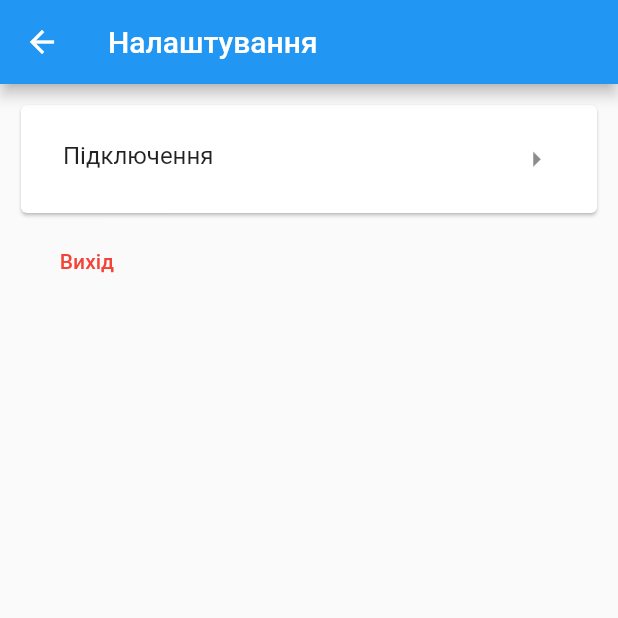
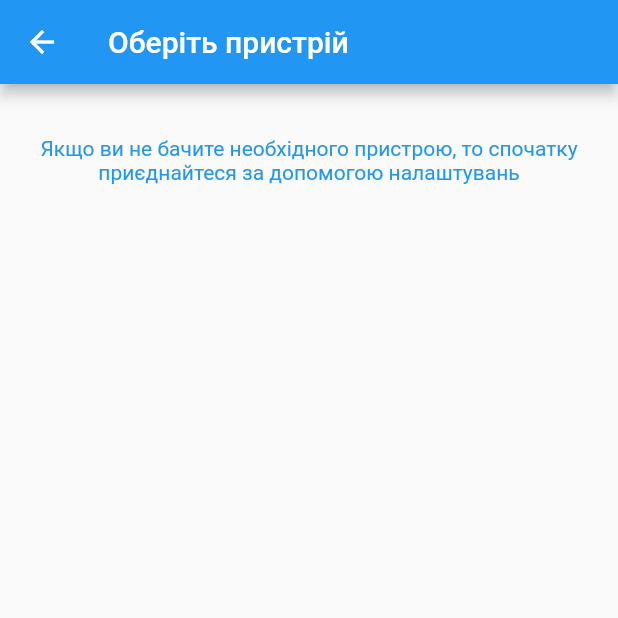
Before and after one commit to SashaRoyenko/Smart_Light, a Flutter app: the SettingsPage screen opened directly, after a tap on "Підключення", on a phone screen of 412 x 824 dp, the top half of it. Run offline on Flutter 3.47's test engine with Material 2 defaults, Android fonts, the light colour scheme and no system bars; our stand-ins replace flutter_bluetooth_serial, flutter_datetime_picker, fluttertoast, shared_preferences; missing offline and left inert: flutter_circle_color_picker; accounts and stored records are empty.

Commit message:
Add some bluetooth functionality

```diff
--- a/lib/enums/app_routes.dart
+++ b/lib/enums/app_routes.dart
@@ -4,5 +4,6 @@ class AppRoutes {
   static const TIME = "/time";
   static const LOGIN = "/login";
   static const REGISTER = "/register";
+  static const BLUETOOTH_DEVICES = "/devices/bluetooth";
   AppRoutes._();
 }
--- /dev/null
+++ b/lib/pages/bluetooth_devices_page.dart
@@ -0,0 +1,84 @@
+import 'dart:async';
+
+import 'package:flutter/cupertino.dart';
+import 'package:flutter/material.dart';
+import 'package:flutter_bluetooth_serial/flutter_bluetooth_serial.dart';
+import 'package:smart_light/pages/parts/bluetooth_device_list_entry.dart';
+
+class BluetoothDevicesPage extends StatefulWidget {
+  @override
+  State<StatefulWidget> createState() => _BluetoothDevicesPageState();
+}
+
+class _BluetoothDevicesPageState extends State<BluetoothDevicesPage> {
+  Future<List<BluetoothDevice>> devices;
+
+  @override
+  void initState() {
+    super.initState();
+    initDevices();
+  }
+
+  @override
+  void dispose() {
+    super.dispose();
+  }
+
+  Future<void> initDevices() async {
+    devices = FlutterBluetoothSerial.instance.getBondedDevices();
+  }
+
+  @override
+  Widget build(BuildContext context) {
+    return Scaffold(
+        appBar: AppBar(
+          title: Text("Оберіть пристрій"),
+        ),
+        body: FutureBuilder<List<BluetoothDevice>>(
+          future: devices,
+          builder: (context, snapshot) {
+            if (snapshot.hasData) {
+              return Padding(
+                padding: const EdgeInsets.all(15.0),
+                child: Column(
+                  children: [
+                    ListView(
+                      shrinkWrap: true,
+                      children: getDevices(snapshot.data),
+                    ),
+                    Padding(padding: EdgeInsets.symmetric(vertical: 10)),
+                    Text(
+                      "Якщо ви не бачите необхідного пристрою, "
+                      "то спочатку приєднайтеся за допомогою налаштувань",
+                      textAlign: TextAlign.center,
+                      style: TextStyle(
+                        color: Colors.blue,
+                        fontSize: 14,
+                      ),
+                    ),
+                  ],
+                ),
+              );
+            } else {
+              return Center(
+                child: SizedBox(
+                  child: CircularProgressIndicator(),
+                  width: 60,
+                  height: 60,
+                ),
+              );
+            }
+          },
+        ));
+  }
+
+  List<Widget> getDevices(List<BluetoothDevice> data) {
+    return data
+        .map(
+          (_device) => BluetoothDeviceListEntry(
+            device: _device,
+          ),
+        )
+        .toList();
+  }
+}
--- a/lib/pages/parts/dialogs/alarm_dialog.dart
+++ b/lib/pages/parts/dialogs/alarm_dialog.dart
@@ -13,10 +13,10 @@ class AlarmDialog {
       _context,
       showTitleActions: true,
       onConfirm: (date) {
-        print(date);
         AlarmSettings alarmSettings = AlarmSettings()
-        ..isActive = true
-        ..time = date;
+          ..isActive = true
+          ..time = date;
+
         _onSubmit(alarmSettings);
       },
       currentTime: DateTime.utc(DateTime.now().year),
--- a/lib/pages/parts/settings_page.dart
+++ b/lib/pages/parts/settings_page.dart
@@ -30,7 +30,9 @@ class SettingsPageState extends State<SettingsPage> {
           children: [
             Card(
               child: TextButton(
-                onPressed: () {},
+                onPressed: () {
+                  Navigator.of(context).pushNamed(AppRoutes.BLUETOOTH_DEVICES);
+                },
                 child: ListTile(
                   contentPadding: EdgeInsets.symmetric(horizontal: 20),
                   leading: Text(
--- a/lib/service/smart_light_service.dart
+++ b/lib/service/smart_light_service.dart
@@ -7,7 +7,7 @@ import 'package:smart_light/entity/Option.dart';
 import 'package:smart_light/service/shared_preferences_service.dart';
 
 class SmartLightService {
-  static const String MAIN_URL = "http://192.168.0.191:5624/smart-light";
+  static const String MAIN_URL = "http://192.168.0.199:5624/smart-light";
   static const String LOGIN_URL = MAIN_URL + "/login";
   static const String USER_URL = MAIN_URL + "/users";
   static const String USER_OPTION_URL = USER_URL + "/options";
--- a/lib/utils/route_generator.dart
+++ b/lib/utils/route_generator.dart
@@ -4,6 +4,7 @@ import 'package:smart_light/pages/authoriztion/login_page.dart';
 import 'package:smart_light/pages/authoriztion/register_page.dart';
 import 'package:smart_light/pages/home_page.dart';
 import 'package:smart_light/pages/options_page.dart';
+import 'file:///D:/diploma/smart_light/lib/pages/bluetooth_devices_page.dart';
 import 'package:smart_light/pages/time_page.dart';
 
 class RouteGenerator {
@@ -21,6 +22,8 @@ class RouteGenerator {
         return MaterialPageRoute(builder: (_) => LoginPage());
       case AppRoutes.REGISTER:
         return MaterialPageRoute(builder: (_) => RegisterPage());
+      case AppRoutes.BLUETOOTH_DEVICES:
+        return MaterialPageRoute(builder: (_) => BluetoothDevicesPage());
       default:
         return MaterialPageRoute(builder: (_) => HomePage());
     }
--- a/pubspec.yaml
+++ b/pubspec.yaml
@@ -28,6 +28,8 @@ dependencies:
   intl: ^0.17.0
   http: ^0.13.1
   shared_preferences: ^2.0.5
+  flutter_bluetooth_serial: ^0.2.2
+  fluttertoast: ^8.0.6
 
   # The following adds the Cupertino Icons font to your application.
   # Use with the CupertinoIcons class for iOS style icons.
```
Also changed, not shown: lib/pages/light_page.dart (+40 -3 lines), lib/pages/options_page.dart (+27 -2 lines), lib/pages/parts/bluetooth_device_list_entry.dart (added, +92 -0 lines), lib/pages/power_page.dart (+30 -1 lines), lib/service/arduino/ArduinoSocketService.dart (added, +31 -0 lines), lib/service/arduino/CommandService.dart (added, +11 -0 lines), lib/service/arduino/bluetooth_command_service.dart (added, +40 -0 lines), lib/service/bluetooth_connection_service.dart (added, +34 -0 lines), pubspec.lock, 1 other file.
